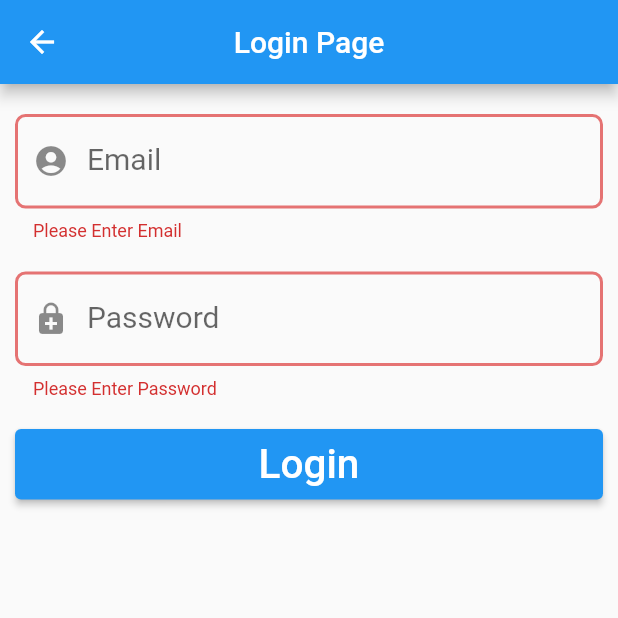
After one commit to peerapong17/Flutter-Docs, a Flutter app: the LoginPage screen opened directly, after a tap on "Login", on a phone screen of 412 x 824 dp, the top half of it. The commit adds this screen. Run offline on Flutter 3.47's test engine with Material 2 defaults, Android fonts, the phone set to English and light mode, and no system bars; our stand-ins replace firebase_auth, firebase_core, fluttertoast, form_field_validator; accounts and stored records are empty.

Commit message:
Updated Login System

```diff
--- a/lib/API/api_page.dart
+++ b/lib/API/api_page.dart
@@ -2,8 +2,8 @@ import 'dart:convert';
 import 'package:flutter/material.dart';
 import 'package:flutter_docs/API/image_api_page.dart';
 import 'package:flutter_docs/API/weather_api_page.dart';
+import 'package:flutter_docs/Home/my_home_page.dart';
 import 'package:flutter_docs/model/user_model.dart';
-import 'package:flutter_docs/my_home_page.dart';
 
 class ApiPage extends StatefulWidget {
   const ApiPage({Key? key}) : super(key: key);
--- a/lib/API/image_api_page.dart
+++ b/lib/API/image_api_page.dart
@@ -4,7 +4,6 @@ import 'dart:convert';
 import 'package:http/http.dart' as http;
 import 'package:flutter/material.dart';
 import 'package:flutter_docs/Model/user_model.dart';
-import 'package:flutter_docs/my_home_page.dart';
 
 class ImageApiPage extends StatefulWidget {
   const ImageApiPage({ Key? key }) : super(key: key);
--- /dev/null
+++ b/lib/Authentication/login_page.dart
@@ -0,0 +1,132 @@
+import 'package:firebase_auth/firebase_auth.dart';
+import 'package:flutter/material.dart';
+import 'package:flutter_docs/Authentication/welcome_page.dart';
+import 'package:flutter_docs/Form/reusable_input_decoration.dart';
+import 'package:flutter_docs/Mixins/validation_mixin.dart';
+import 'package:fluttertoast/fluttertoast.dart';
+import 'package:form_field_validator/form_field_validator.dart';
+
+class LoginPage extends StatefulWidget {
+  const LoginPage({Key? key}) : super(key: key);
+
+  @override
+  _LoginPageState createState() => _LoginPageState();
+}
+
+class _LoginPageState extends State<LoginPage> with ValidationMixin {
+  final _formKey = GlobalKey<FormState>();
+  String email = '';
+  String password = '';
+  FToast? fToast;
+
+  void initState() {
+    super.initState();
+    fToast = FToast();
+    fToast!.init(context);
+  }
+
+  @override
+  Widget build(BuildContext context) {
+    return GestureDetector(
+      onTap: () => FocusManager.instance.primaryFocus?.unfocus(),
+      child: Scaffold(
+        appBar: AppBar(
+          title: Text('Login Page'),
+          centerTitle: true,
+        ),
+        body: Form(
+          key: _formKey,
+          child: Container(
+            margin: EdgeInsets.symmetric(horizontal: 10, vertical: 20),
+            child: Column(
+              crossAxisAlignment: CrossAxisAlignment.stretch,
+              children: [
+                TextFormField(
+                  onSaved: (String? value) {
+                    setState(() {
+                      email = value ?? '';
+                    });
+                  },
+                  validator: emailValidator,
+                  keyboardType: TextInputType.emailAddress,
+                  autofocus: true,
+                  style: TextStyle(fontSize: 20),
+                  decoration:
+                      reusableInputDecoration("Email", Icons.account_circle),
+                ),
+                SizedBox(
+                  height: 20,
+                ),
+                TextFormField(
+                  onSaved: (value) {
+                    setState(() {
+                      password = value ?? '';
+                    });
+                  },
+                  validator: passwordValidator,
+                  obscureText: true,
+                  style: TextStyle(fontSize: 20),
+                  decoration: reusableInputDecoration(
+                      "Password", Icons.enhanced_encryption),
+                ),
+                SizedBox(
+                  height: 20,
+                ),
+                Container(
+                  height: 47,
+                  child: ElevatedButton(
+                    onPressed: () async {
+                      FocusManager.instance.primaryFocus?.unfocus();
+                      if (_formKey.currentState!.validate()) {
+                        _formKey.currentState!.save();
+                        try {
+                          await FirebaseAuth.instance
+                              .signInWithEmailAndPassword(
+                                  email: email, password: password)
+                              .then(
+                            (value) {
+                              Navigator.pushReplacement(
+                                context,
+                                MaterialPageRoute(
+                                  builder: (context) {
+                                    return WelcomePage();
+                                  },
+                                ),
+                              );
+                              fToast!.showToast(
+                                child: toast(
+                                    "Logged in Succesfully",
+                                    Colors.greenAccent.shade200
+                                        .withOpacity(0.8),
+                                    Icons.check),
+                                gravity: ToastGravity.BOTTOM,
+                                toastDuration: Duration(seconds: 2),
+                              );
+                            },
+                          );
+                        } on FirebaseException catch (e) {
+                          fToast!.showToast(
+                            child: toast(
+                                e.message!,
+                                Colors.red.shade200.withOpacity(0.8),
+                                Icons.highlight_off),
+                            gravity: ToastGravity.BOTTOM,
+                            toastDuration: Duration(seconds: 2),
+                          );
+                        }
+                      }
+                    },
+                    child: Text(
+                      "Login",
+                      style: TextStyle(fontSize: 27),
+                    ),
+                  ),
+                )
+              ],
+            ),
+          ),
+        ),
+      ),
+    );
+  }
+}
--- a/lib/mixins/validation_mixin.dart
+++ b/lib/mixins/validation_mixin.dart
@@ -1,13 +1,30 @@
+import 'package:flutter/material.dart';
+import 'package:form_field_validator/form_field_validator.dart';
+
 class ValidationMixin {
+  MultiValidator emailValidator = MultiValidator([
+    RequiredValidator(errorText: 'Please Enter Email'),
+    PatternValidator(
+        r"^[a-zA-Z0-9.a-zA-Z0-9.!#$%&'*+-/=?^_`{|}~]+@[a-zA-Z0-9]+\.[a-zA-Z]+",
+        errorText: 'Please Enter a Valid Email')
+  ]);
+
+  MultiValidator passwordValidator = MultiValidator([
+    RequiredValidator(errorText: 'Please Enter Password'),
+    MinLengthValidator(6,
+        errorText: 'password should be at least 6 characters'),
+  ]);
+
   RegExp emailValid = RegExp(
       r"^[a-zA-Z0-9.a-zA-Z0-9.!#$%&'*+-/=?^_`{|}~]+@[a-zA-Z0-9]+\.[a-zA-Z]+");
+
   String? checkPassword(String? value) {
     //return null if valid
     if (value == null || value.isEmpty) {
       return "Please Enter Password";
     }
     if (value.length < 6) {
-      return "Password must be at least 4 characters";
+      return "Password must be at least 6 characters";
     }
 
     return null;
@@ -24,4 +41,29 @@ class ValidationMixin {
 
     return null;
   }
+
+  Widget toast(String message, Color color, IconData icon) {
+    return Container(
+      padding: const EdgeInsets.symmetric(horizontal: 24.0, vertical: 12.0),
+      decoration: BoxDecoration(
+        borderRadius: BorderRadius.circular(25.0),
+        color: color,
+      ),
+      child: Row(
+        mainAxisSize: MainAxisSize.min,
+        children: [
+          Icon(icon),
+          SizedBox(
+            width: 12.0,
+          ),
+          Text(
+            message,
+            style: TextStyle(
+              fontSize: 12,
+            ),
+          ),
+        ],
+      ),
+    );
+  }
 }
--- a/pubspec.yaml
+++ b/pubspec.yaml
@@ -29,6 +29,10 @@ dependencies:
   # Use with the CupertinoIcons class for iOS style icons.
   cupertino_icons: ^1.0.2
   http: ^0.13.3
+  form_field_validator: ^1.1.0
+  firebase_core: ^1.4.0
+  firebase_auth: ^3.0.1
+  fluttertoast: ^8.0.7
 
 dev_dependencies:
   flutter_test:
```
Also changed, not shown: lib/Authentication/account_page.dart (added, +51 -0 lines), lib/Authentication/register_page.dart (added, +122 -0 lines), lib/Authentication/welcome_page.dart (added, +62 -0 lines), lib/Home/my_home_page.dart (renamed from lib/my_home_page.dart, +16 -6 lines), lib/Home/something_went_wrong_page.dart (added, +15 -0 lines), lib/main.dart (+23 -3 lines), flutter_01.png (deleted), lib/Home/get_started_page.dart (renamed from lib/get_started_page.dart), lib/Home/section_card.dart (renamed from lib/section_card.dart), pubspec.lock, 4 other files.
